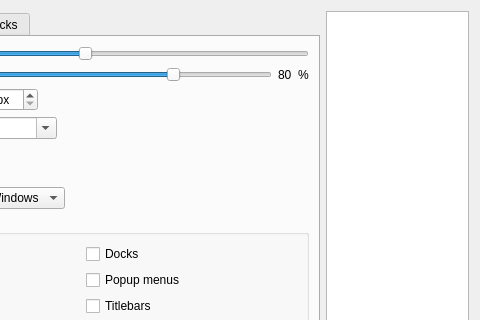
Old version of the form config/config.ui in the repository luebking/virtuality; both pictures show x 166 to 646 and y 0 to 320 of the 646 by 492 pixel window.
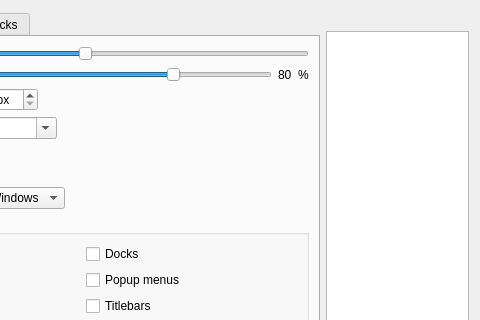
New version of the form.

```diff
--- a/config/config.ui
+++ b/config/config.ui
@@ -709,7 +709,21 @@
     </widget>
    </item>
    <item>
-    <widget class="QTextBrowser" name="info"/>
+    <layout class="QVBoxLayout" name="verticalLayout">
+     <item>
+      <widget class="QLabel" name="logo">
+       <property name="text">
+        <string/>
+       </property>
+       <property name="alignment">
+        <set>Qt::AlignCenter</set>
+       </property>
+      </widget>
+     </item>
+     <item>
+      <widget class="QTextBrowser" name="info"/>
+     </item>
+    </layout>
    </item>
   </layout>
  </widget>
```
